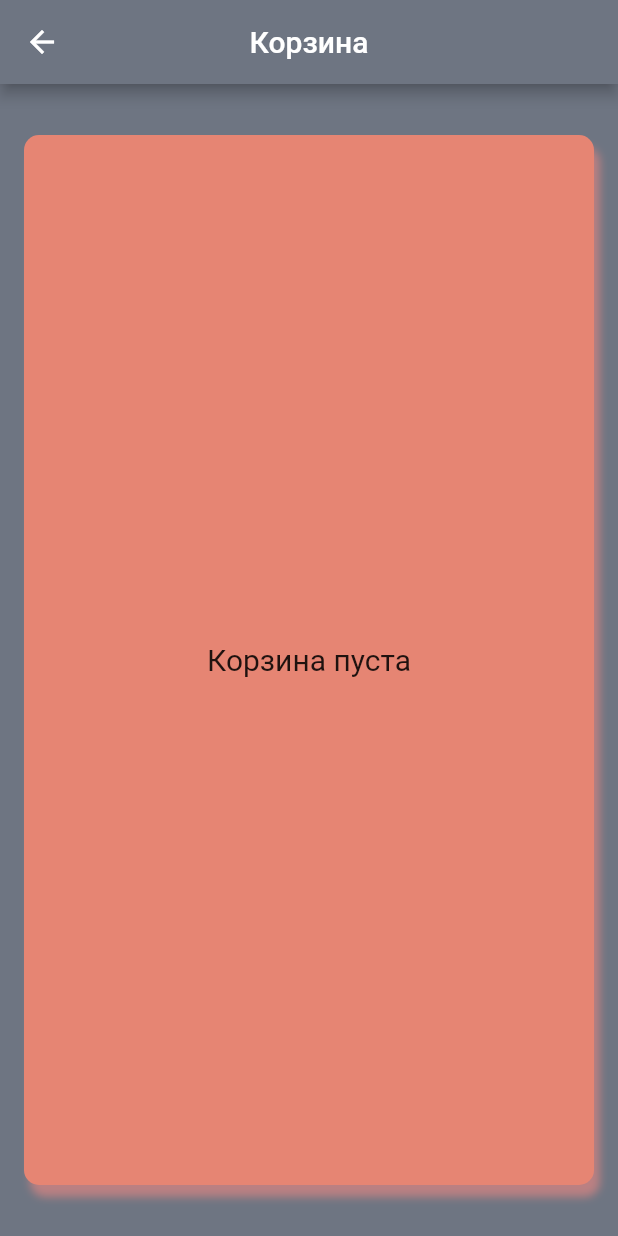
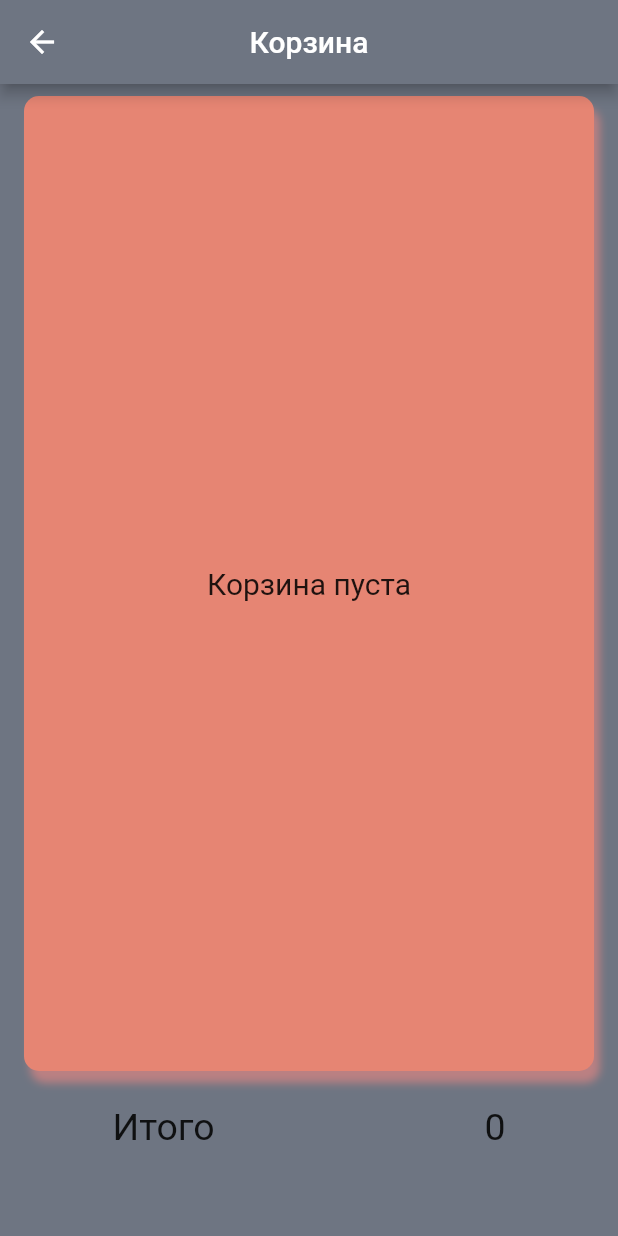
Before and after one commit to AnarhyforLenin/flutter_one, a Flutter app: the ShoppingCart screen opened directly, on a phone screen of 412 x 824 dp. Run offline on Flutter 3.47's test engine with Material 2 defaults, Android fonts, the phone set to English and light mode, and no system bars; our stand-ins replace get.

Commit message:
Updating cart_controller.dart and shopping_cart.dart. Added total and dissmissing.

```diff
--- a/lib/cart_controller.dart
+++ b/lib/cart_controller.dart
@@ -1,3 +1,5 @@
+import 'dart:math';
+
 import 'package:get/get.dart';
 import 'package:flutter_one/product.dart';
 
@@ -24,4 +26,17 @@ class CartController extends GetxController {
     }
   }
 
+  void updateList() {
+    _products.refresh();
+  }
+
+  String deleteProduct(Product product) {
+      _products.removeWhere((key, value) => key == product);
+      return '0';
+  }
+
+
+  get total => _products.isEmpty ? 0 : _products.entries.map((product) => product.key.price * product.value).toList()
+      .reduce((value, element) => value + element);
+
 }
--- a/lib/shopping_cart.dart
+++ b/lib/shopping_cart.dart
@@ -15,11 +15,14 @@ class ShoppingCart extends StatelessWidget {
         backgroundColor: Color(0xFF6e7582),
         centerTitle: true,
       ),
-      body: Center(
+      body: Column(
+        children: [
+          Padding(
+            padding: const EdgeInsets.all(8.0),
             child: GestureDetector(
               child: Container(
                 width: 380,
-            height: 700,
+                height: 650,
                 decoration: BoxDecoration(
                   borderRadius: BorderRadius.circular(10),
                   color: Color(0xFFE68573),
@@ -31,7 +34,8 @@ class ShoppingCart extends StatelessWidget {
                     ),
                   ],
                 ),
-            child: Obx(
+                child:
+                Obx(
                       () {
                     final products = cartController.products;
                     if (products.isEmpty) {
@@ -40,18 +44,28 @@ class ShoppingCart extends StatelessWidget {
                           style: TextStyle(fontSize: 20),),
                       );
                     }
-                return ListView.builder(
+                    return
+                      ListView.builder(
                         itemCount: products.length,
                         itemBuilder: (BuildContext context, int index) {
                           final product = products.keys.elementAt(index);
-                    return ProductItem(
+                          return Dismissible(
+                            key: Key(product.name),
+                            onDismissed: (direction) {
+                              cartController.deleteProduct(product);
+                              cartController.updateList();
+                            },
+                            background: Container(color: Colors.red),
+                            child: ProductItem(
                             product: product,
                             onTap: () {},
                             index: index,
                             cartController: cartController,
                             quantity: cartController.products[product]!,
                             addedToCart: true,
+                          ),
                           );
+
                         },
                       );
                   },
@@ -59,6 +73,26 @@ class ShoppingCart extends StatelessWidget {
               ),
             ),
           ),
+          Container(
+            padding: const EdgeInsets.symmetric(horizontal:  75, vertical:  15),
+            child: Row(
+              mainAxisAlignment: MainAxisAlignment.spaceBetween,
+              children: [
+                Text('Итого',
+                  style: TextStyle(
+                    fontSize: 25,
+                  ),),
+                Obx(() => Text('${cartController.total}',
+                  style: TextStyle(
+                    fontSize: 25,),)
+                ),
+              ],
+            ),
+          ),
+
+        ],
+      ),
+
       );
   }
 }
```
Also changed, not shown: 2 other files. Lines whose indentation alone changed are shown as unchanged.
